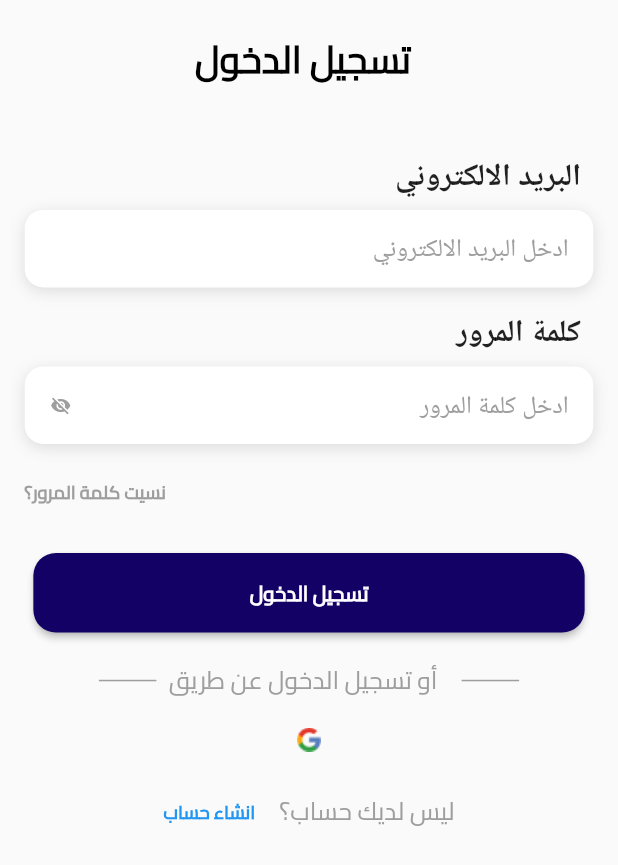
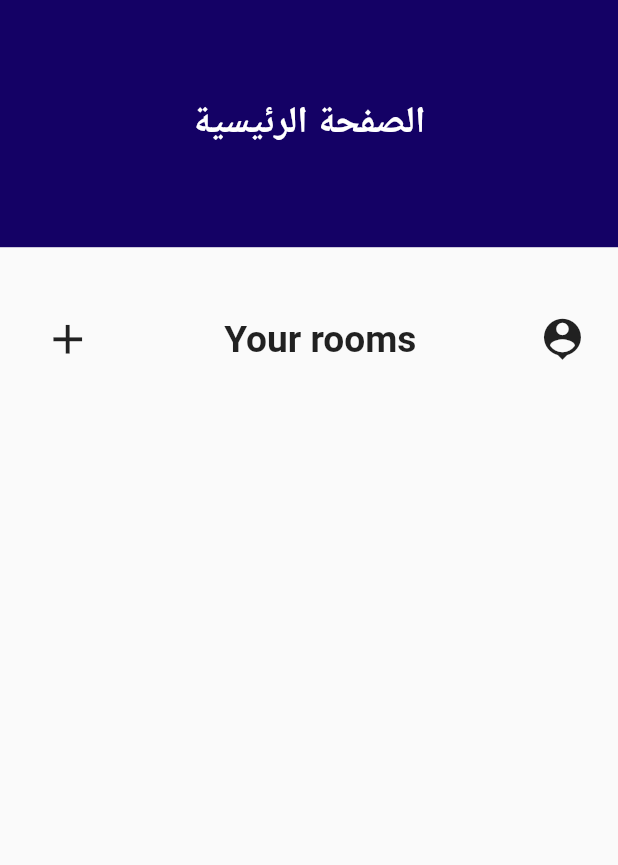
Before and after one commit to Mohamed-Abdel-Rahem/subpay, a Flutter app: the screen it shows after launch, on a phone screen of 412 x 824 dp. Shown: the top 865 px of the screen. Run offline on Flutter 3.47's test engine with Material 3 defaults, Android fonts, the phone set to English and light mode, and no system bars; drawn by our look-alikes of modal_progress_hud_nsn; our stand-ins replace cloud_firestore, device_preview, firebase_auth, firebase_core, firebase_database, google_sign_in; accounts and stored records are empty.

Commit message:
Handle the room screen

```diff
--- a/lib/auth/firebase/firebaseServicesAuth.dart
+++ b/lib/auth/firebase/firebaseServicesAuth.dart
@@ -3,7 +3,7 @@ import 'package:flutter/material.dart';
 import 'package:cloud_firestore/cloud_firestore.dart';
 import 'package:google_sign_in/google_sign_in.dart';
 import 'package:subpay/core/enterCodeRoom.dart';
-import 'package:subpay/core/generateCode.dart';
+import 'package:subpay/core/mainScreenAdmin.dart';
 import 'package:subpay/utils/extension/contextExtension.dart';
 import 'package:firebase_database/firebase_database.dart'; // تأكد من هذا الاستيراد
 
@@ -102,7 +102,7 @@ class FirebaseServices {
           final isAdmin = admins.values.contains(email);
 
           if (isAdmin) {
-            Navigator.pushNamed(context, GenerateCode.id);
+            Navigator.pushNamed(context, MainScreenAdmin.id);
             return credential;
           }
         }
--- /dev/null
+++ b/lib/auth/firebase/roomRepository .dart
@@ -0,0 +1,22 @@
+import 'package:cloud_firestore/cloud_firestore.dart';
+
+class RoomRepository {
+  final FirebaseFirestore _firestore = FirebaseFirestore.instance;
+
+  // Create a new room with just name (no image)
+  Future<void> createRoom(String roomName) async {
+    try {
+      await _firestore.collection('rooms').add({
+        'name': roomName,
+        'createdAt': FieldValue.serverTimestamp(),
+      });
+    } catch (e) {
+      throw Exception('Failed to create room: $e');
+    }
+  }
+
+  // Get all rooms stream
+  Stream<QuerySnapshot> getRoomsStream() {
+    return _firestore.collection('rooms').orderBy('createdAt').snapshots();
+  }
+}
--- /dev/null
+++ b/lib/core/mainScreenAdmin.dart
@@ -0,0 +1,189 @@
+import 'package:cloud_firestore/cloud_firestore.dart';
+import 'package:flutter/material.dart';
+import 'package:subpay/auth/firebase/roomRepository%20.dart';
+import 'package:subpay/model/roomController.dart';
+
+class MainScreenAdmin extends StatefulWidget {
+  const MainScreenAdmin({super.key});
+  static String id = 'MainScreenAdmin';
+
+  @override
+  State<MainScreenAdmin> createState() => _MainScreenAdminState();
+}
+
+class _MainScreenAdminState extends State<MainScreenAdmin> {
+  final RoomController _roomController = RoomController(RoomRepository());
+  final TextEditingController _roomNameController = TextEditingController();
+
+  @override
+  void dispose() {
+    _roomNameController.dispose();
+    super.dispose();
+  }
+
+  Future<void> _showAddRoomDialog() async {
+    return showDialog(
+      context: context,
+      builder: (context) {
+        return AlertDialog(
+          title: const Text('Add New Room'),
+          content: TextField(
+            controller: _roomNameController,
+            decoration: const InputDecoration(
+              labelText: 'Room Name',
+              border: OutlineInputBorder(),
+            ),
+          ),
+          actions: [
+            TextButton(
+              onPressed: () => Navigator.pop(context),
+              child: const Text('Cancel'),
+            ),
+            ElevatedButton(
+              onPressed: () async {
+                try {
+                  await _roomController.addRoom(_roomNameController.text);
+                  _roomNameController.clear();
+                  Navigator.pop(context);
+                } catch (e) {
+                  ScaffoldMessenger.of(
+                    context,
+                  ).showSnackBar(SnackBar(content: Text(e.toString())));
+                }
+              },
+              child: const Text('Save'),
+            ),
+          ],
+        );
+      },
+    );
+  }
+
+  Widget _buildHeader(BuildContext context) {
+    final screenWidth = MediaQuery.of(context).size.width;
+    return Padding(
+      padding: EdgeInsets.symmetric(horizontal: screenWidth * 0.05),
+      child: Row(
+        mainAxisAlignment: MainAxisAlignment.spaceBetween,
+        children: [
+          Icon(Icons.person_pin, size: screenWidth * 0.08),
+          Text(
+            'Your rooms',
+            style: TextStyle(
+              fontSize: screenWidth * 0.06,
+              fontWeight: FontWeight.bold,
+            ),
+          ),
+          IconButton(
+            icon: Icon(Icons.add, size: screenWidth * 0.08),
+            onPressed: _showAddRoomDialog,
+          ),
+        ],
+      ),
+    );
+  }
+
+  Widget _buildRoomGrid(QuerySnapshot snapshot) {
+    return GridView.builder(
+      shrinkWrap: true,
+      physics: const NeverScrollableScrollPhysics(),
+      gridDelegate: const SliverGridDelegateWithFixedCrossAxisCount(
+        crossAxisCount: 2,
+        crossAxisSpacing: 15,
+        mainAxisSpacing: 15,
+        childAspectRatio: 0.8,
+      ),
+      itemCount: snapshot.docs.length,
+      itemBuilder: (context, index) {
+        final room = snapshot.docs[index];
+        final data = room.data() as Map<String, dynamic>;
+
+        return Card(
+          elevation: 3,
+          shape: RoundedRectangleBorder(
+            borderRadius: BorderRadius.circular(12),
+          ),
+          child: Column(
+            children: [
+              Expanded(
+                child: Container(
+                  decoration: BoxDecoration(
+                    color: Colors.grey[200],
+                    borderRadius: const BorderRadius.vertical(
+                      top: Radius.circular(12),
+                    ),
+                  ),
+                  child: const Icon(Icons.room, size: 50),
+                ),
+              ),
+              Padding(
+                padding: const EdgeInsets.all(8.0),
+                child: Text(
+                  data['name'] ?? 'No Name',
+                  style: const TextStyle(
+                    fontSize: 16,
+                    fontWeight: FontWeight.bold,
+                  ),
+                ),
+              ),
+            ],
+          ),
+        );
+      },
+    );
+  }
+
+  @override
+  Widget build(BuildContext context) {
+    final screenHeight = MediaQuery.of(context).size.height;
+
+    return Scaffold(
+      body: SafeArea(
+        top: false,
+        child: SingleChildScrollView(
+          child: Column(
+            children: [
+              Container(
+                width: double.infinity,
+                height: screenHeight * 0.2,
+                color: const Color(0xff140165),
+                child: Center(
+                  child: Text(
+                    'الصفحة الرئيسية',
+                    style: TextStyle(
+                      fontSize: MediaQuery.of(context).size.width * 0.06,
+                      fontWeight: FontWeight.w600,
+                      color: Colors.white,
+                    ),
+                  ),
+                ),
+              ),
+              SizedBox(height: screenHeight * 0.045),
+              _buildHeader(context),
+              const SizedBox(height: 20),
+              StreamBuilder<QuerySnapshot>(
+                stream: _roomController.roomsStream,
+                builder: (context, snapshot) {
+                  if (snapshot.hasError) {
+                    return Center(child: Text('Error: ${snapshot.error}'));
+                  }
+
+                  if (snapshot.connectionState == ConnectionState.waiting) {
+                    return const Center(child: CircularProgressIndicator());
+                  }
+
+                  return Padding(
+                    padding: EdgeInsets.symmetric(
+                      horizontal: MediaQuery.of(context).size.width * 0.05,
+                    ),
+                    child: _buildRoomGrid(snapshot.data!),
+                  );
+                },
+              ),
+            ],
+          ),
+        ),
+      ),
+    );
+  }
+}
--- a/lib/main.dart
+++ b/lib/main.dart
@@ -6,7 +6,7 @@ import 'package:subpay/auth/screens/forgetPasswordPage.dart';
 import 'package:subpay/auth/screens/loginScreen.dart';
 import 'package:subpay/auth/screens/registerScreen.dart';
 import 'package:subpay/core/enterCodeRoom.dart';
-import 'package:subpay/core/generateCode.dart';
+import 'package:subpay/core/mainScreenAdmin.dart';
 import 'package:subpay/generated/l10n.dart';
 import 'package:subpay/auth/screens/homePage.dart';
 import 'package:flutter_localizations/flutter_localizations.dart';
@@ -18,7 +18,7 @@ void main() async {
     DeviceOrientation.portraitUp,
     DeviceOrientation.portraitDown,
   ]);
-  String initialRoute = SplashScreen.id;
+  String initialRoute = MainScreenAdmin.id;
   try {
     await Firebase.initializeApp();
     runApp(
@@ -58,7 +58,7 @@ class SubPayApp extends StatelessWidget {
         RegisterScreen.id: (context) => const RegisterScreen(),
         LoginScreen.id: (context) => const LoginScreen(),
         ForgetPassword.id: (context) => const ForgetPassword(),
-        GenerateCode.id: (context) => const GenerateCode(),
+        MainScreenAdmin.id: (context) => const MainScreenAdmin(),
         EnterCodeRoom.id: (context) => const EnterCodeRoom(),
       },
     );
--- /dev/null
+++ b/lib/model/roomController.dart
@@ -0,0 +1,17 @@
+import 'package:cloud_firestore/cloud_firestore.dart';
+import 'package:subpay/auth/firebase/roomRepository%20.dart';
+
+class RoomController {
+  final RoomRepository _repository;
+
+  RoomController(this._repository);
+
+  Future<void> addRoom(String roomName) async {
+    if (roomName.isEmpty) {
+      throw Exception('Room name cannot be empty');
+    }
+    await _repository.createRoom(roomName);
+  }
+
+  Stream<QuerySnapshot> get roomsStream => _repository.getRoomsStream();
+}
--- a/pubspec.yaml
+++ b/pubspec.yaml
@@ -42,6 +42,7 @@ dependencies:
   modal_progress_hud_nsn: ^0.5.1
   google_sign_in: ^6.3.0
   firebase_database: ^12.0.0
+  image_picker: ^1.1.2
 
 dev_dependencies:
   flutter_test:
```
Also changed, not shown: lib/core/generateCode.dart (deleted, +0 -28 lines), assets/icons/person.png (added), pubspec.lock, 5 other files.
